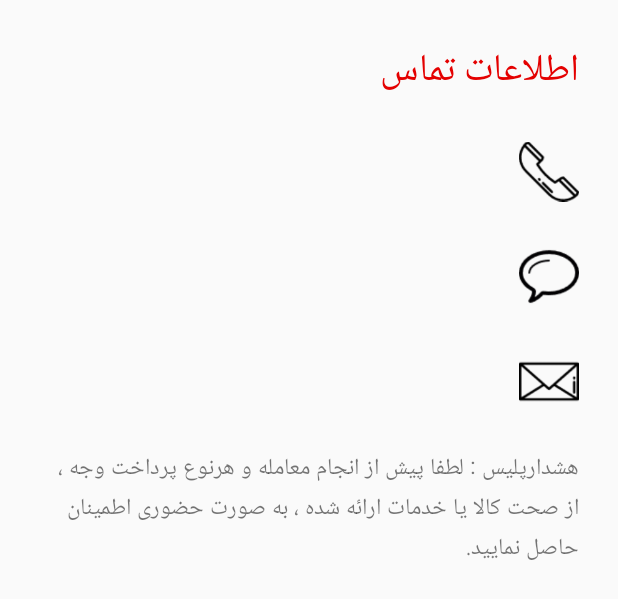
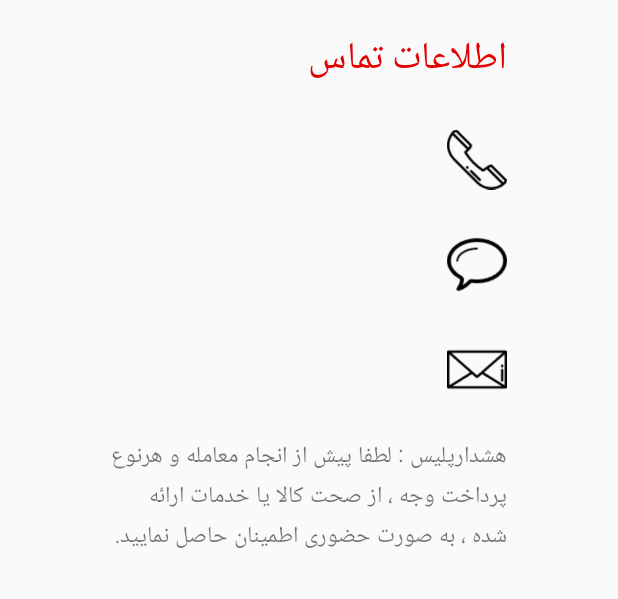
Before and after one commit to mhrd/Mahem, an Android app: the layout activity_contact.xml on its own in the app's theme, with its tools: preview values and no code run, on a phone screen of 412 x 824 dp. Shown: the top 599 px of the screen. Run offline under Robolectric (Android 15) with nearby library versions, the phone set to English and light mode, and no system bars.

Commit message:
Add files via upload

```diff
--- a/app/src/main/res/values/dimens.xml
+++ b/app/src/main/res/values/dimens.xml
@@ -1,6 +1,6 @@
 <resources>
-    <!-- Default screen margins, per the Android Design guidelines. -->
-    <dimen name="activity_horizontal_margin">16dp</dimen>
-    <dimen name="activity_vertical_margin">16dp</dimen>
-    <dimen name="fab_margin">16dp</dimen>
+    <!-- Example customization of dimensions originally defined in res/values/dimens.xml
+         (such as screen margins) for screens with more than 820dp of available width. This
+         would include 7" and 10" devices in landscape (~960dp and ~1280dp respectively). -->
+    <dimen name="activity_horizontal_margin">64dp</dimen>
 </resources>
```
